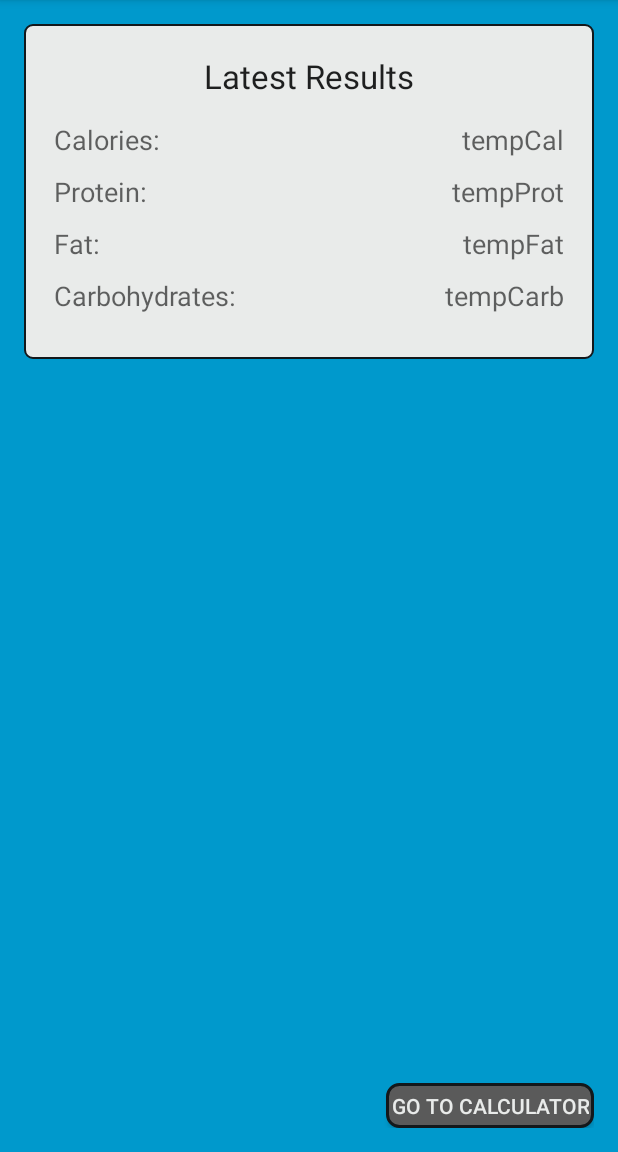
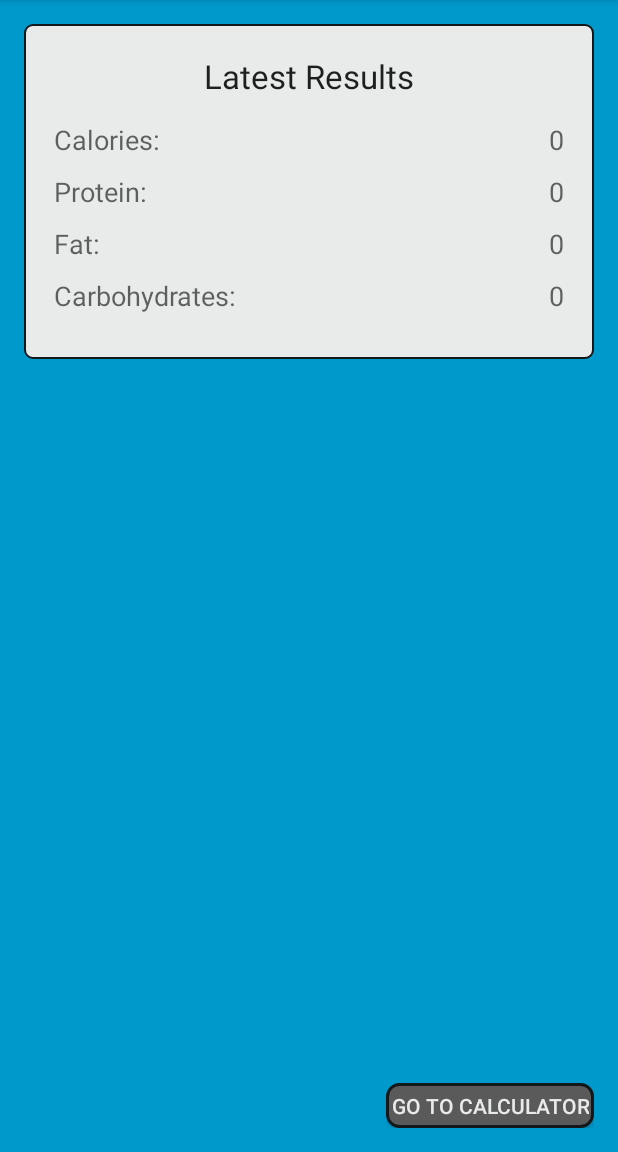
Before and after one commit to afrisone/LiftingBuddyOld, an Android app: the screen it shows after launch (HomeScreen), on a phone screen of 412 x 824 dp, the part 84-1236 px from its top. Run offline under Robolectric (Android 15) with nearby library versions, the phone set to English and light mode, and no system bars; 7 statements that could not run were skipped.

```diff
--- a/app/src/main/java/afrisone/liftingbuddy/HomeScreen.java
+++ b/app/src/main/java/afrisone/liftingbuddy/HomeScreen.java
@@ -1,15 +1,22 @@
 package afrisone.liftingbuddy;
 
+
 import android.content.Intent;
+import android.database.sqlite.SQLiteException;
 import android.support.v7.app.ActionBarActivity;
 import android.os.Bundle;
 import android.view.Menu;
 import android.view.MenuItem;
 import android.view.View;
 import android.widget.Button;
+import android.widget.TextView;
 
 
 public class HomeScreen extends ActionBarActivity {
+    int calories;
+    int protein;
+    int fat;
+    int carbohydrates;
 
     @Override
     protected void onCreate(Bundle savedInstanceState) {
@@ -17,6 +24,7 @@ public class HomeScreen extends ActionBarActivity {
         setContentView(R.layout.activity_home_screen);
 
         setUpCalculatorButton();
+        setUpMacrosOnScreen();
 
     }
 
@@ -58,13 +66,43 @@ public class HomeScreen extends ActionBarActivity {
         addPreviousMacrosToScreen();
     }
 
-    private void getPreviousMacrosFromDatabase(){
+    private void addPreviousMacrosToScreen(){
+        TextView text = (TextView)findViewById(R.id.db_calories);
+        text.setText(String.valueOf(calories));
 
+        text = (TextView)findViewById(R.id.db_protein);
+        text.setText(String.valueOf(protein));
+
+        text = (TextView)findViewById(R.id.db_fat);
+        text.setText(String.valueOf(fat));
+
+        text = (TextView)findViewById(R.id.db_carbohydrates);
+        text.setText(String.valueOf(carbohydrates));
     }
 
-    private void addPreviousMacrosToScreen(){
-
+    public void getPreviousMacrosFromDatabase(){
+        try {
+            LiftingDB macroDB = new LiftingDB(this);
+            Macro existingMacros = macroDB.getMacros(1);
+            setMacros(existingMacros);
+        }
+        catch (SQLiteException e){
+            noDatabaseExists();
+        }
     }
 
+    private void setMacros(Macro existingMacros){
+        calories = existingMacros.getCalories();
+        protein = existingMacros.getProtein();
+        fat = existingMacros.getFat();
+        carbohydrates = existingMacros.getCarbohydrates();
+    }
+
+    private void noDatabaseExists(){
+        calories = 0;
+        protein = 0;
+        fat = 0;
+        carbohydrates = 0;
+    }
 
 }
--- a/app/src/main/res/layout/activity_home_screen.xml
+++ b/app/src/main/res/layout/activity_home_screen.xml
@@ -86,7 +86,7 @@
                 android:layout_height="wrap_content"
                 android:textAppearance="?android:attr/textAppearanceMedium"
                 android:text="tempCal"
-                android:id="@+id/textView15"
+                android:id="@+id/db_calories"
                 android:layout_below="@+id/textView10"
                 android:layout_alignParentRight="true"
                 android:layout_alignParentEnd="true" />
@@ -96,7 +96,7 @@
                 android:layout_height="wrap_content"
                 android:textAppearance="?android:attr/textAppearanceMedium"
                 android:text="tempProt"
-                android:id="@+id/textView16"
+                android:id="@+id/db_protein"
                 android:layout_alignTop="@+id/textView12"
                 android:layout_alignParentRight="true"
                 android:layout_alignParentEnd="true" />
@@ -106,7 +106,7 @@
                 android:layout_height="wrap_content"
                 android:textAppearance="?android:attr/textAppearanceMedium"
                 android:text="tempFat"
-                android:id="@+id/textView17"
+                android:id="@+id/db_fat"
                 android:layout_alignTop="@+id/textView13"
                 android:layout_alignParentRight="true"
                 android:layout_alignParentEnd="true" />
@@ -116,7 +116,7 @@
                 android:layout_height="wrap_content"
                 android:textAppearance="?android:attr/textAppearanceMedium"
                 android:text="tempCarb"
-                android:id="@+id/textView18"
+                android:id="@+id/db_carbohydrates"
                 android:layout_alignTop="@+id/textView14"
                 android:layout_alignParentRight="true"
                 android:layout_alignParentEnd="true" />
```
